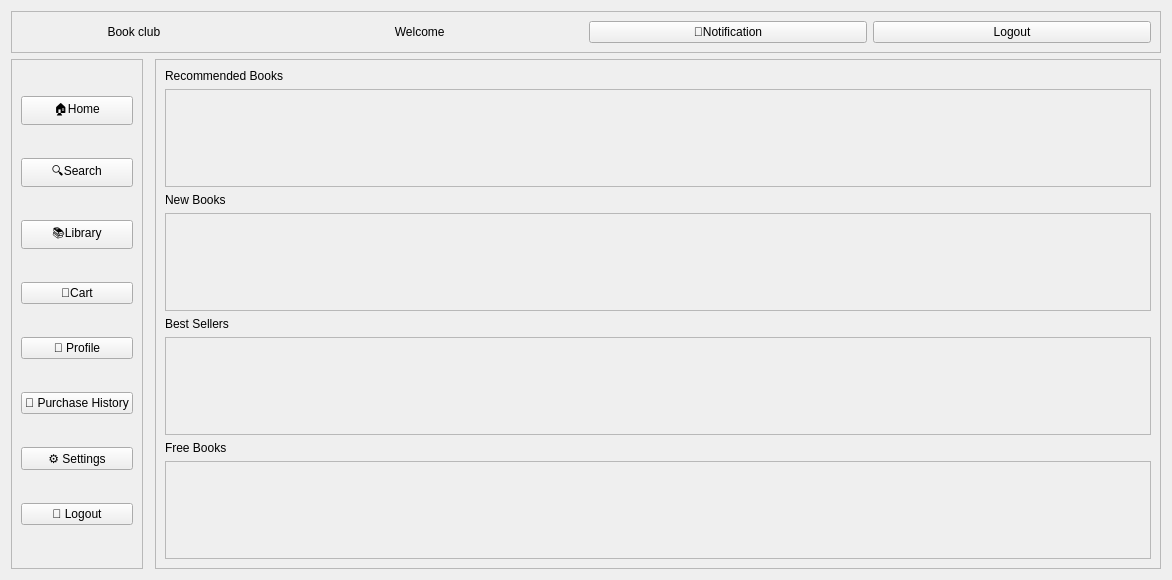
Qt form bookClub/src/ui/customerpage.ui (sarinab-eng/bookCLUB) before a commit.
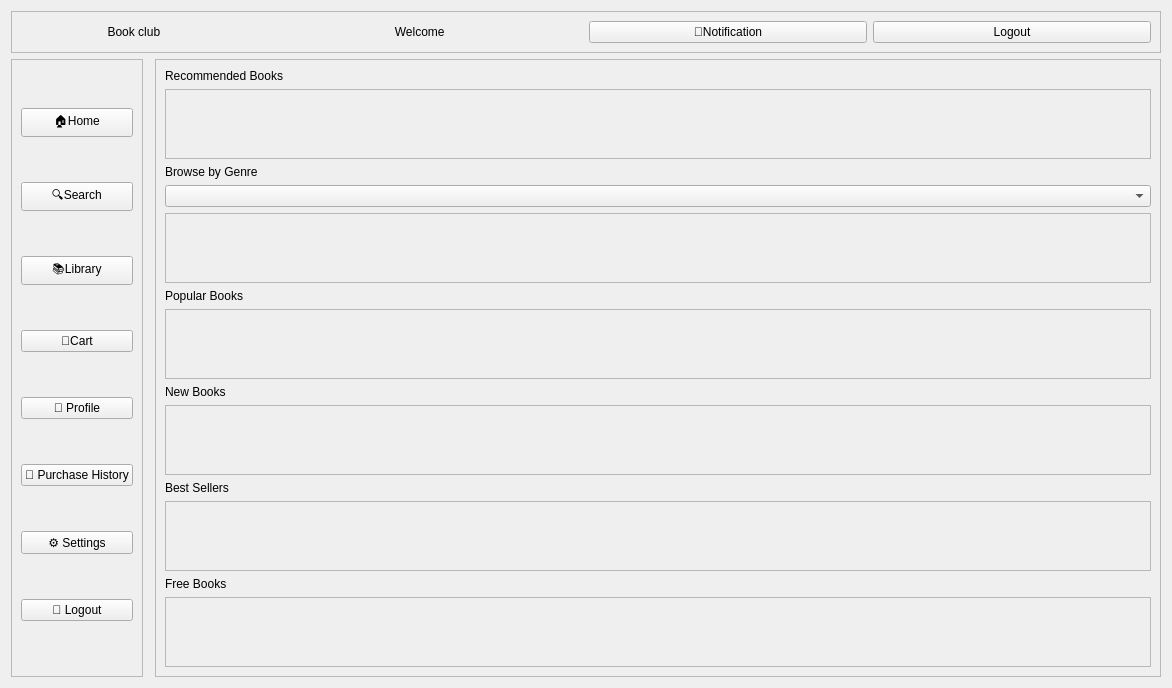
The same form after that commit.

What changed in the file:
```diff
--- a/bookClub/src/ui/customerpage.ui
+++ b/bookClub/src/ui/customerpage.ui
@@ -169,6 +169,57 @@
         </widget>
        </widget>
       </item>
+      <item>
+       <widget class="QLabel" name="genreFilterLabel">
+        <property name="text">
+         <string>Browse by Genre</string>
+        </property>
+       </widget>
+      </item>
+      <item>
+       <widget class="QComboBox" name="genreFilterComboBox"/>
+      </item>
+      <item>
+       <widget class="QScrollArea" name="genreFilterScrollArea">
+        <property name="widgetResizable">
+         <bool>true</bool>
+        </property>
+        <widget class="QWidget" name="genreFilterContainer">
+         <property name="geometry">
+          <rect>
+           <x>0</x>
+           <y>0</y>
+           <width>943</width>
+           <height>84</height>
+          </rect>
+         </property>
+        </widget>
+       </widget>
+      </item>
+      <item>
+       <widget class="QLabel" name="popularLabel">
+        <property name="text">
+         <string>Popular Books</string>
+        </property>
+       </widget>
+      </item>
+      <item>
+       <widget class="QScrollArea" name="popularScrollArea">
+        <property name="widgetResizable">
+         <bool>true</bool>
+        </property>
+        <widget class="QWidget" name="popularContainer">
+         <property name="geometry">
+          <rect>
+           <x>0</x>
+           <y>0</y>
+           <width>943</width>
+           <height>84</height>
+          </rect>
+         </property>
+        </widget>
+       </widget>
+      </item>
       <item>
        <widget class="QLabel" name="newBooksLabel">
         <property name="text">
```
